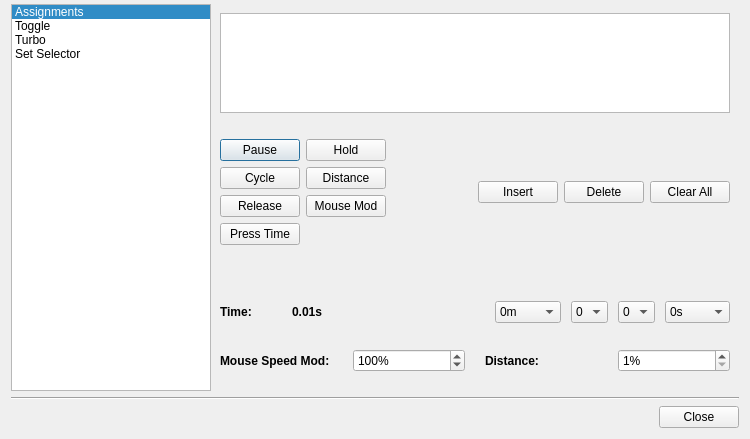
AntiMicroX/antimicrox, file src/advancebuttondialog.ui: the form before one commit.
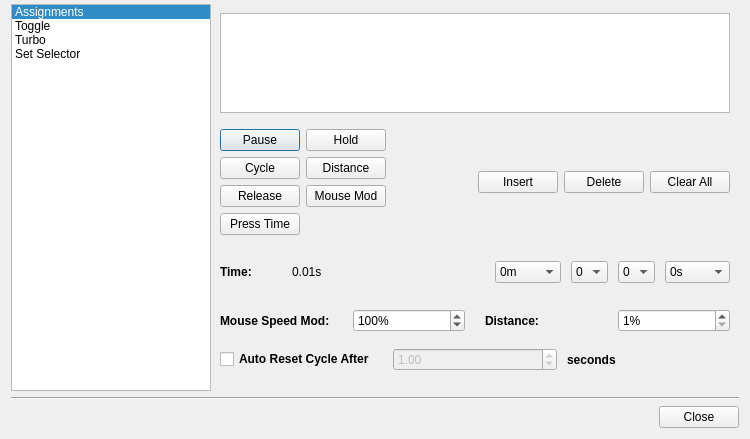
The form after the commit. Icons and pictures are not drawn.

Commit message: Test cycle resets. Related to issue #77.

Diff of the .ui file:
```diff
--- a/src/advancebuttondialog.ui
+++ b/src/advancebuttondialog.ui
@@ -161,7 +161,7 @@
            <property name="sizeHint" stdset="0">
             <size>
              <width>20</width>
-             <height>20</height>
+             <height>10</height>
             </size>
            </property>
           </spacer>
@@ -337,7 +337,7 @@
            <property name="sizeHint" stdset="0">
             <size>
              <width>20</width>
-             <height>50</height>
+             <height>20</height>
             </size>
            </property>
           </spacer>
@@ -375,8 +375,8 @@
               <widget class="QLabel" name="actionTimeLabel">
                <property name="font">
                 <font>
-                 <weight>75</weight>
-                 <bold>true</bold>
+                 <weight>50</weight>
+                 <bold>false</bold>
                 </font>
                </property>
                <property name="text">
@@ -589,6 +589,74 @@
            </item>
           </layout>
          </item>
+         <item>
+          <spacer name="verticalSpacer_9">
+           <property name="orientation">
+            <enum>Qt::Vertical</enum>
+           </property>
+           <property name="sizeType">
+            <enum>QSizePolicy::Fixed</enum>
+           </property>
+           <property name="sizeHint" stdset="0">
+            <size>
+             <width>20</width>
+             <height>10</height>
+            </size>
+           </property>
+          </spacer>
+         </item>
+         <item>
+          <layout class="QHBoxLayout" name="horizontalLayout_7">
+           <property name="spacing">
+            <number>10</number>
+           </property>
+           <item>
+            <widget class="QCheckBox" name="autoResetCycleCheckBox">
+             <property name="enabled">
+              <bool>true</bool>
+             </property>
+             <property name="font">
+              <font>
+               <weight>75</weight>
+               <bold>true</bold>
+              </font>
+             </property>
+             <property name="text">
+              <string>Auto Reset Cycle After</string>
+             </property>
+            </widget>
+           </item>
+           <item>
+            <widget class="QDoubleSpinBox" name="resetCycleDoubleSpinBox">
+             <property name="enabled">
+              <bool>false</bool>
+             </property>
+             <property name="maximum">
+              <double>60.000000000000000</double>
+             </property>
+             <property name="value">
+              <double>1.000000000000000</double>
+             </property>
+            </widget>
+           </item>
+           <item>
+            <widget class="QLabel" name="resetCycleSecondsLabel">
+             <property name="enabled">
+              <bool>true</bool>
+             </property>
+             <property name="font">
+              <font>
+               <weight>75</weight>
+               <bold>true</bold>
+              </font>
+             </property>
+             <property name="text">
+              <string>seconds</string>
+             </property>
+            </widget>
+           </item>
+          </layout>
+         </item>
          <item>
           <spacer name="verticalSpacer_6">
            <property name="orientation">
@@ -600,7 +668,7 @@
            <property name="sizeHint" stdset="0">
             <size>
              <width>20</width>
-             <height>20</height>
+             <height>10</height>
             </size>
            </property>
           </spacer>
```
Left out of the diff: 1 changed line with no effect on the pictures. The commit also changes 4 other files.
